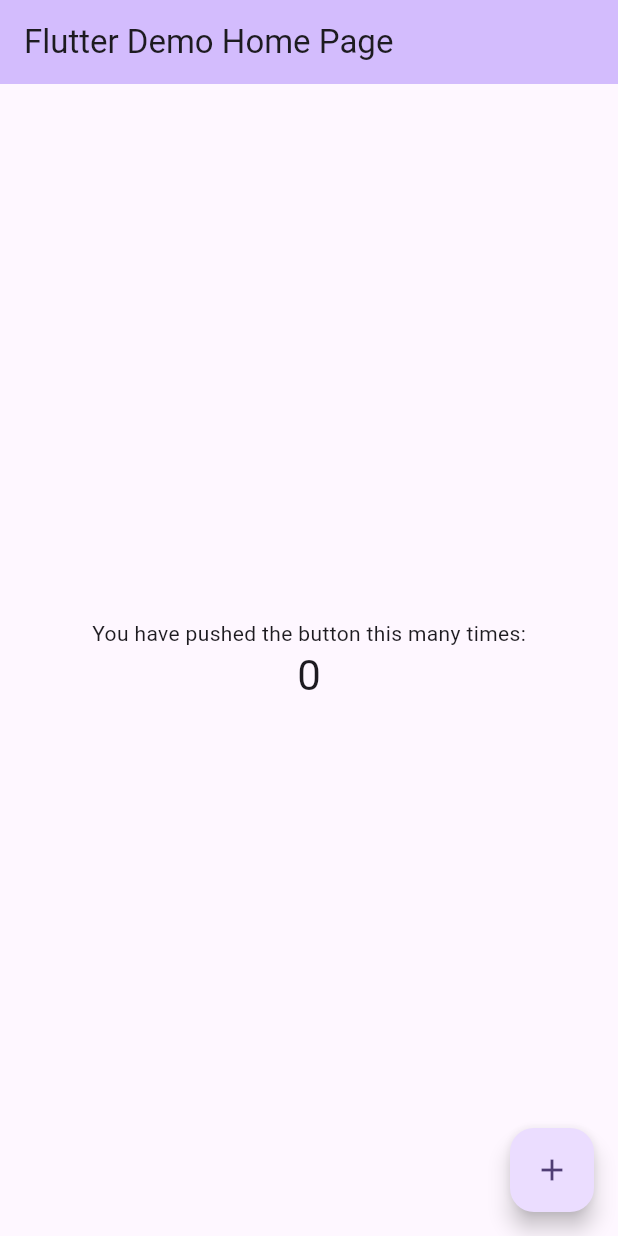
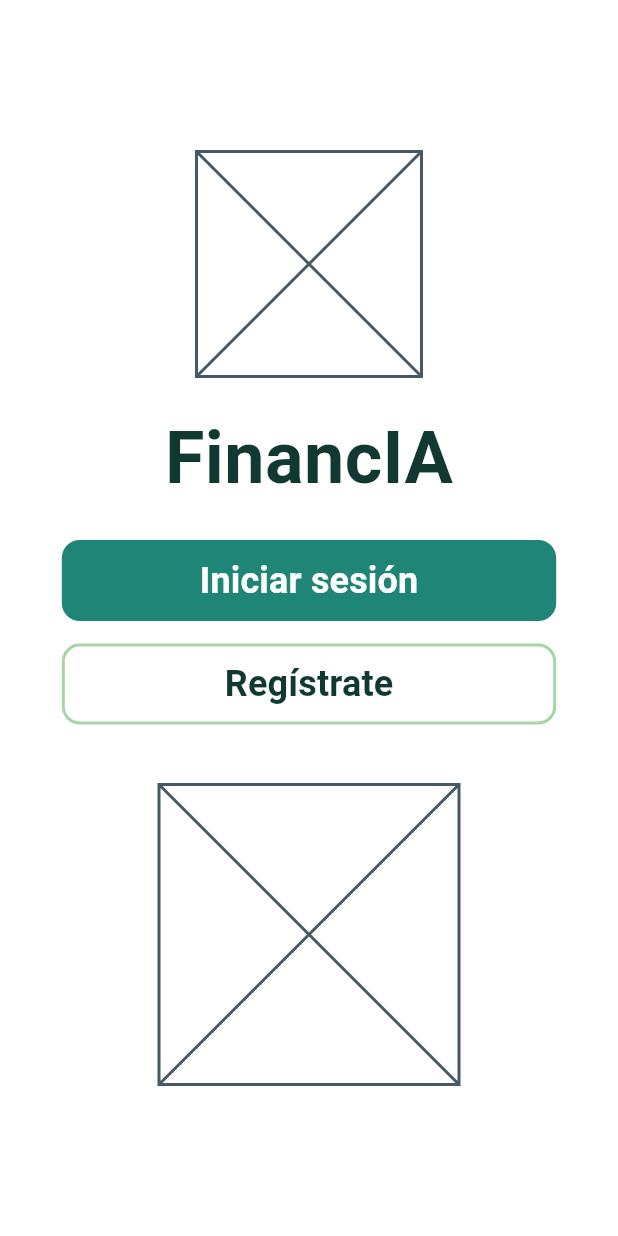
Before and after one commit to Lazarito444/proyecto-final-tds, a Flutter app: the screen it shows after launch, on a phone screen of 412 x 824 dp. Run offline on Flutter 3.47's test engine with Material 3 defaults, Android fonts, the light colour scheme and no system bars; our stand-ins replace flutter_riverpod, google_fonts, sizer; Roboto replaces fonts that are missing (Gabarito).

Commit message:
feat: Refactor app structure and add authentication screens
- Introduced navigation extensions for easier route management.
- Added theme extensions for better theme handling.
- Created LoginScreen and SignUpScreen for user authentication.
- Updated main.dart to use ProviderScope and Sizer for responsive design.
- Removed unnecessary widget test file.
- Updated pubspec.yaml with new dependencies and versioning.

```diff
--- a/src/financia_mobile/lib/main.dart
+++ b/src/financia_mobile/lib/main.dart
@@ -1,125 +1,25 @@
+import 'package:financia_mobile/modules/auth/login_screen.dart';
 import 'package:flutter/material.dart';
+import 'package:flutter_riverpod/flutter_riverpod.dart';
+import 'package:sizer/sizer.dart';
 
 void main() {
-  runApp(const MyApp());
+  runApp(
+    ProviderScope(
+      child: Sizer(
+        builder: (context, orientation, deviceType) {
+          return const MainApp();
+        },
+      ),
+    ),
+  );
 }
 
-class MyApp extends StatelessWidget {
-  const MyApp({super.key});
-
-  // This widget is the root of your application.
-  @override
-  Widget build(BuildContext context) {
-    return MaterialApp(
-      title: 'Flutter Demo',
-      theme: ThemeData(
-        // This is the theme of your application.
-        //
-        // TRY THIS: Try running your application with "flutter run". You'll see
-        // the application has a purple toolbar. Then, without quitting the app,
-        // try changing the seedColor in the colorScheme below to Colors.green
-        // and then invoke "hot reload" (save your changes or press the "hot
-        // reload" button in a Flutter-supported IDE, or press "r" if you used
-        // the command line to start the app).
-        //
-        // Notice that the counter didn't reset back to zero; the application
-        // state is not lost during the reload. To reset the state, use hot
-        // restart instead.
-        //
-        // This works for code too, not just values: Most code changes can be
-        // tested with just a hot reload.
-        colorScheme: ColorScheme.fromSeed(seedColor: Colors.deepPurple),
-        useMaterial3: true,
-      ),
-      home: const MyHomePage(title: 'Flutter Demo Home Page'),
-    );
-  }
-}
-
-class MyHomePage extends StatefulWidget {
-  const MyHomePage({super.key, required this.title});
-
-  // This widget is the home page of your application. It is stateful, meaning
-  // that it has a State object (defined below) that contains fields that affect
-  // how it looks.
-
-  // This class is the configuration for the state. It holds the values (in this
-  // case the title) provided by the parent (in this case the App widget) and
-  // used by the build method of the State. Fields in a Widget subclass are
-  // always marked "final".
-
-  final String title;
-
-  @override
-  State<MyHomePage> createState() => _MyHomePageState();
-}
-
-class _MyHomePageState extends State<MyHomePage> {
-  int _counter = 0;
-
-  void _incrementCounter() {
-    setState(() {
-      // This call to setState tells the Flutter framework that something has
-      // changed in this State, which causes it to rerun the build method below
-      // so that the display can reflect the updated values. If we changed
-      // _counter without calling setState(), then the build method would not be
-      // called again, and so nothing would appear to happen.
-      _counter++;
-    });
-  }
+class MainApp extends StatelessWidget {
+  const MainApp({super.key});
 
   @override
   Widget build(BuildContext context) {
-    // This method is rerun every time setState is called, for instance as done
-    // by the _incrementCounter method above.
-    //
-    // The Flutter framework has been optimized to make rerunning build methods
-    // fast, so that you can just rebuild anything that needs updating rather
-    // than having to individually change instances of widgets.
-    return Scaffold(
-      appBar: AppBar(
-        // TRY THIS: Try changing the color here to a specific color (to
-        // Colors.amber, perhaps?) and trigger a hot reload to see the AppBar
-        // change color while the other colors stay the same.
-        backgroundColor: Theme.of(context).colorScheme.inversePrimary,
-        // Here we take the value from the MyHomePage object that was created by
-        // the App.build method, and use it to set our appbar title.
-        title: Text(widget.title),
-      ),
-      body: Center(
-        // Center is a layout widget. It takes a single child and positions it
-        // in the middle of the parent.
-        child: Column(
-          // Column is also a layout widget. It takes a list of children and
-          // arranges them vertically. By default, it sizes itself to fit its
-          // children horizontally, and tries to be as tall as its parent.
-          //
-          // Column has various properties to control how it sizes itself and
-          // how it positions its children. Here we use mainAxisAlignment to
-          // center the children vertically; the main axis here is the vertical
-          // axis because Columns are vertical (the cross axis would be
-          // horizontal).
-          //
-          // TRY THIS: Invoke "debug painting" (choose the "Toggle Debug Paint"
-          // action in the IDE, or press "p" in the console), to see the
-          // wireframe for each widget.
-          mainAxisAlignment: MainAxisAlignment.center,
-          children: <Widget>[
-            const Text(
-              'You have pushed the button this many times:',
-            ),
-            Text(
-              '$_counter',
-              style: Theme.of(context).textTheme.headlineMedium,
-            ),
-          ],
-        ),
-      ),
-      floatingActionButton: FloatingActionButton(
-        onPressed: _incrementCounter,
-        tooltip: 'Increment',
-        child: const Icon(Icons.add),
-      ), // This trailing comma makes auto-formatting nicer for build methods.
-    );
+    return MaterialApp(debugShowCheckedModeBanner: false, home: LoginScreen());
   }
 }
--- /dev/null
+++ b/src/financia_mobile/lib/modules/auth/login_screen.dart
@@ -0,0 +1,92 @@
+import 'package:financia_mobile/extensions/navigation_extensions.dart';
+import 'package:financia_mobile/modules/auth/sign_up_screen.dart';
+import 'package:flutter/material.dart';
+import 'package:google_fonts/google_fonts.dart';
+import 'package:sizer/sizer.dart';
+
+class LoginScreen extends StatelessWidget {
+  const LoginScreen({super.key});
+
+  @override
+  Widget build(BuildContext context) {
+    return Scaffold(
+      backgroundColor: Colors.white,
+      body: Padding(
+        padding: EdgeInsets.symmetric(horizontal: 10.sw),
+        child: Center(
+          child: Column(
+            mainAxisSize: MainAxisSize.min,
+            children: <Widget>[
+              SizedBox(height: 150, width: 150, child: Placeholder()),
+              const SizedBox(height: 20),
+              Text(
+                "FinancIA",
+                style: GoogleFonts.gabarito(
+                  fontWeight: FontWeight.w700,
+                  fontSize: 48,
+                  color: const Color(0xFF113931),
+                ),
+              ),
+              const SizedBox(height: 20),
+              SizedBox(
+                width: double.infinity,
+                child: TextButton(
+                  onPressed: () {
+                    context.push(SignUpScreen());
+                  },
+                  style: TextButton.styleFrom(
+                    backgroundColor: Color.fromARGB(255, 31, 133, 119),
+                    foregroundColor: Colors.white,
+                    padding: const EdgeInsets.symmetric(
+                      horizontal: 20,
+                      vertical: 10,
+                    ),
+                    shape: RoundedRectangleBorder(
+                      borderRadius: BorderRadius.circular(12),
+                    ),
+                  ),
+                  child: Text(
+                    "Iniciar sesión",
+                    style: GoogleFonts.gabarito(
+                      fontWeight: FontWeight.w600,
+                      fontSize: 24,
+                    ),
+                  ),
+                ),
+              ),
+              const SizedBox(height: 15),
+              SizedBox(
+                width: double.infinity,
+                child: TextButton(
+                  onPressed: () {
+                    context.push(SignUpScreen());
+                  },
+                  style: TextButton.styleFrom(
+                    foregroundColor: const Color(0xFF113931),
+                    padding: const EdgeInsets.symmetric(
+                      horizontal: 20,
+                      vertical: 10,
+                    ),
+                    shape: RoundedRectangleBorder(
+                      borderRadius: BorderRadius.circular(12),
+                      side: BorderSide(color: Colors.green.shade200, width: 2),
+                    ),
+                  ),
+                  child: Text(
+                    "Regístrate",
+                    style: GoogleFonts.gabarito(
+                      fontWeight: FontWeight.w600,
+                      fontSize: 24,
+                    ),
+                  ),
+                ),
+              ),
+              const SizedBox(height: 40),
+              const SizedBox(width: 200, height: 200, child: Placeholder()),
+            ],
+          ),
+        ),
+      ),
+    );
+  }
+}
```
Also changed, not shown: src/financia_mobile/analysis_options.yaml (+0 -27 lines), src/financia_mobile/lib/extensions/navigation_extensions.dart (added, +35 -0 lines), src/financia_mobile/lib/extensions/theme_extensions.dart (added, +9 -0 lines), src/financia_mobile/lib/modules/auth/sign_up_screen.dart (added, +84 -0 lines), src/financia_mobile/pubspec.yaml (+9 -75 lines), src/financia_mobile/pubspec.lock, 19 other files.
